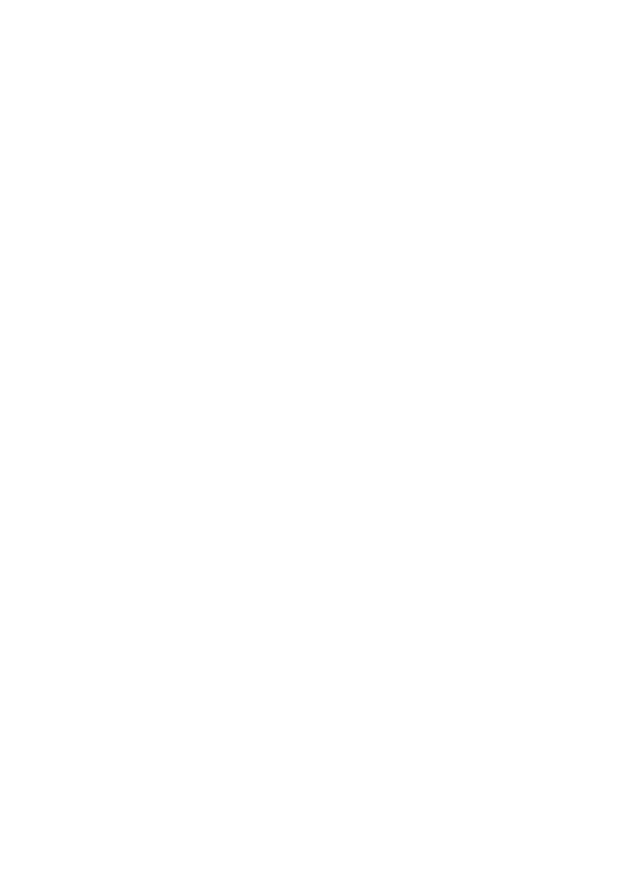
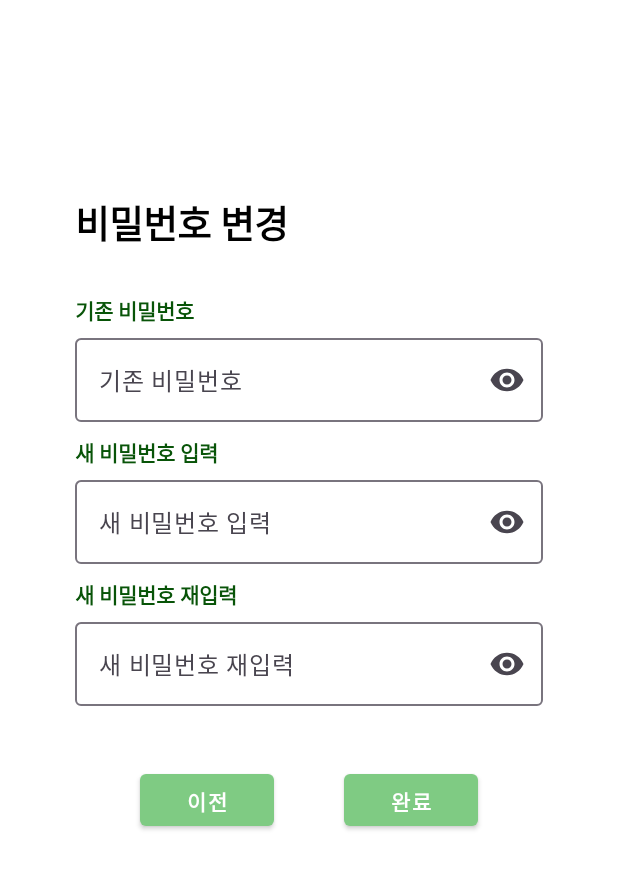
Before and after one commit to Sungjincc/Pillcare, an Android app built with Jetpack Compose: the ChangePasswordActivity screen opened directly, with no data from a screen before it, on a phone screen of 412 x 824 dp. Before the commit the part shown is empty. Shown: the top 869 px of the screen. Run offline under Robolectric (Android 15) with nearby library versions, the phone set to English and light mode, and no system bars.

Commit message:
Feat: 알림 예약 기능 구현
예시: 비밀번호 변경 UI와 푸쉬알림설정 UI 구현

```diff
--- a/app/build.gradle.kts
+++ b/app/build.gradle.kts
@@ -62,6 +62,10 @@
     implementation("androidx.activity:activity-compose:1.8.0")
     implementation(libs.androidx.material3.android)
     implementation(libs.androidx.navigation.compose.android)
+    implementation(libs.androidx.espresso.core)
+    implementation("androidx.compose.material:material-icons-extended")
+    implementation(libs.androidx.foundation.layout.android)
+    implementation(libs.androidx.foundation.android)
     debugImplementation("androidx.compose.ui:ui-tooling:1.5.3")
     debugImplementation("androidx.compose.ui:ui-test-manifest:1.5.3")
     testImplementation(libs.junit)
--- a/app/src/main/AndroidManifest.xml
+++ b/app/src/main/AndroidManifest.xml
@@ -19,10 +19,10 @@
             android:name=".setting.VersionOfAppActivity"
             android:exported="false" />
         <activity
-            android:name=".setting.SetPushAlarmActivity"
+            android:name=".setting.set_push_alarm.SetPushAlarmActivity"
             android:exported="false" />
         <activity
-            android:name=".setting.ChangePasswordActivity"
+            android:name=".setting.change_password.ChangePasswordActivity"
             android:exported="false" />
         <activity
             android:name=".setting.change_care_target.ChangeCareTargetActivity"
--- a/app/src/main/java/com/example/pillcare_capstone/fragment/SettingFragment.kt
+++ b/app/src/main/java/com/example/pillcare_capstone/fragment/SettingFragment.kt
@@ -11,6 +11,8 @@
 import com.example.pillcare_capstone.setting.*
 import com.example.pillcare_capstone.setting.change_care_target.ChangeCareTargetActivity
 import com.example.pillcare_capstone.setting.change_my_info.ChangeMyInfoActivity
+import com.example.pillcare_capstone.setting.change_password.ChangePasswordActivity
+import com.example.pillcare_capstone.setting.set_push_alarm.SetPushAlarmActivity
 
 
 class SettingFragment : Fragment() {
@@ -46,7 +48,7 @@
             startActivity(intent)
         }
         binding.settingSetPushAlarm.setOnClickListener{
-            val intent = Intent(requireActivity(),SetPushAlarmActivity::class.java)
+            val intent = Intent(requireActivity(), SetPushAlarmActivity::class.java)
             startActivity(intent)
         }
         binding.settingVersionOfApp.setOnClickListener {
--- a/app/src/main/java/com/example/pillcare_capstone/setting/ChangePasswordActivity.kt
+++ /dev/null
@@ -1,15 +0,0 @@
-package com.example.pillcare_capstone.setting
-
-import android.os.Bundle
-import androidx.activity.enableEdgeToEdge
-import androidx.appcompat.app.AppCompatActivity
-import androidx.core.view.ViewCompat
-import androidx.core.view.WindowInsetsCompat
-import com.example.pillcare_capstone.R
-
-class ChangePasswordActivity : AppCompatActivity() {
-    override fun onCreate(savedInstanceState: Bundle?) {
-        super.onCreate(savedInstanceState)
-        setContentView(R.layout.activity_change_password)
-    }
-}
--- /dev/null
+++ b/app/src/main/java/com/example/pillcare_capstone/setting/change_password/ChangePasswordActivity.kt
@@ -0,0 +1,14 @@
+package com.example.pillcare_capstone.setting.change_password
+
+import android.os.Bundle
+import androidx.activity.ComponentActivity
+import androidx.activity.compose.setContent
+
+class ChangePasswordActivity : ComponentActivity() {
+    override fun onCreate(savedInstanceState: Bundle?) {
+        super.onCreate(savedInstanceState)
+        setContent {
+            PasswordNavController()
+        }
+    }
+}
--- /dev/null
+++ b/app/src/main/java/com/example/pillcare_capstone/setting/change_password/ChangePasswordNavController.kt
@@ -0,0 +1,21 @@
+package com.example.pillcare_capstone.setting.change_password
+
+import androidx.compose.runtime.Composable
+import androidx.navigation.compose.NavHost
+import androidx.navigation.compose.composable
+import androidx.navigation.compose.rememberNavController
+import com.example.pillcare_capstone.setting.components.ChangeSuccess
+
+@Composable
+fun PasswordNavController() {
+    val navController = rememberNavController()
+
+    NavHost(navController = navController, startDestination = "change_password") {
+        composable("change_password") {
+            ChangePasswordShow(navController)
+        }
+        composable("change_password_success") {
+            ChangeSuccess()
+        }
+    }
+}
--- /dev/null
+++ b/app/src/main/java/com/example/pillcare_capstone/setting/change_password/ChangePasswordShow.kt
@@ -0,0 +1,90 @@
+package com.example.pillcare_capstone.setting.change_password
+
+import android.app.Activity
+import android.os.Handler
+import android.os.Looper
+import androidx.compose.foundation.layout.Arrangement
+import androidx.compose.foundation.layout.Column
+import androidx.compose.foundation.layout.Row
+import androidx.compose.foundation.layout.fillMaxSize
+import androidx.compose.foundation.layout.fillMaxWidth
+import androidx.compose.foundation.layout.padding
+import androidx.compose.runtime.Composable
+import androidx.compose.runtime.getValue
+import androidx.compose.runtime.mutableStateOf
+import androidx.compose.runtime.remember
+import androidx.compose.runtime.setValue
+import androidx.compose.ui.Alignment
+import androidx.compose.ui.Modifier
+import androidx.compose.ui.platform.LocalContext
+import androidx.compose.ui.unit.dp
+import androidx.navigation.NavController
+import com.example.pillcare_capstone.setting.components.CustomButton
+import com.example.pillcare_capstone.setting.components.CustomEditText
+import com.example.pillcare_capstone.setting.components.CustomText
+import com.example.pillcare_capstone.setting.components.CustomTitleText
+
+@Composable
+fun ChangePasswordShow(navController: NavController) {
+    var beforePassword by remember { mutableStateOf("") }
+    var newPassword by remember { mutableStateOf("") }
+    var confirmNewPassword by remember { mutableStateOf("") }
+
+    val context = LocalContext.current
+    val activity = context as? Activity
+
+    Column(
+        modifier = Modifier
+            .fillMaxSize()
+            .padding(top = 130.dp, start = 50.dp, end = 50.dp)
+    ) {
+        CustomTitleText("비밀번호 변경")
+
+        CustomText("기존 비밀번호")
+
+        CustomEditText(
+            value = beforePassword,
+            onValueChange = { beforePassword = it },
+            label = "기존 비밀번호",
+            isPassword = true
+        )
+
+        CustomText("새 비밀번호 입력")
+
+        CustomEditText(
+            value = newPassword,
+            onValueChange = { newPassword = it},
+            label = "새 비밀번호 입력",
+            isPassword = true
+        )
+        CustomText("새 비밀번호 재입력")
+
+        CustomEditText(
+            value = confirmNewPassword,
+            onValueChange = { confirmNewPassword =it },
+            label = "새 비밀번호 재입력",
+            isPassword = true
+        )
+
+        Row(
+            modifier = Modifier
+                .fillMaxWidth()
+                .padding(30.dp),
+            verticalAlignment = Alignment.CenterVertically,
+            horizontalArrangement = Arrangement.spacedBy(36.dp, Alignment.CenterHorizontally)
+        ){
+            CustomButton(onClick = {
+                activity?.finish()
+            },"이전")
+
+            CustomButton(onClick = {
+                navController.navigate("change_password_success")
+                Handler(Looper.getMainLooper()).postDelayed({
+                    navController.popBackStack()
+                    activity?.finish()
+                }, 2000)
+            }, "완료")
+        }
+
+    }
+}
--- a/app/src/main/java/com/example/pillcare_capstone/setting/components/CustomEditText.kt
+++ b/app/src/main/java/com/example/pillcare_capstone/setting/components/CustomEditText.kt
@@ -1,14 +1,22 @@
 package com.example.pillcare_capstone.setting.components
-
 import androidx.compose.foundation.layout.fillMaxWidth
 import androidx.compose.foundation.layout.padding
+import androidx.compose.material3.Icon
+import androidx.compose.material3.IconButton
+import androidx.compose.material.icons.Icons
+import androidx.compose.material.icons.filled.Visibility
+import androidx.compose.material.icons.filled.VisibilityOff
 import androidx.compose.material3.OutlinedTextField
 import androidx.compose.material3.Text
 import androidx.compose.runtime.Composable
+import androidx.compose.runtime.mutableStateOf
+import androidx.compose.runtime.remember
 import androidx.compose.ui.text.input.PasswordVisualTransformation
 import androidx.compose.ui.text.input.VisualTransformation
 import androidx.compose.ui.unit.dp
 import androidx.compose.ui.Modifier
+import androidx.compose.runtime.getValue
+import androidx.compose.runtime.setValue
 
 @Composable
 fun CustomEditText(
@@ -19,12 +27,30 @@
     enabled: Boolean = true,
     isPassword: Boolean = false
 ) {
+    var passwordVisible by remember { mutableStateOf(false) }
+
+    val visualTransformation = if (isPassword && !passwordVisible) {
+        PasswordVisualTransformation()
+    } else {
+        VisualTransformation.None
+    }
+
     OutlinedTextField(
         value = value,
         onValueChange = onValueChange,
         label = { Text(label) },
         enabled = enabled,
-        visualTransformation = if (isPassword) PasswordVisualTransformation() else VisualTransformation.None,
+        visualTransformation = visualTransformation,
+        trailingIcon = {
+            if (isPassword) {
+                val icon = if (passwordVisible) Icons.Filled.VisibilityOff else Icons.Filled.Visibility
+                val description = if (passwordVisible) "비밀번호 숨기기" else "비밀번호 보기"
+
+                IconButton(onClick = { passwordVisible = !passwordVisible }) {
+                    Icon(imageVector = icon, contentDescription = description)
+                }
+            }
+        },
         modifier = modifier
             .fillMaxWidth()
             .padding(bottom = 10.dp),
--- a/app/src/main/res/layout/activity_change_password.xml
+++ /dev/null
@@ -1,10 +0,0 @@
-<?xml version="1.0" encoding="utf-8"?>
-<androidx.constraintlayout.widget.ConstraintLayout xmlns:android="http://schemas.android.com/apk/res/android"
-    xmlns:app="http://schemas.android.com/apk/res-auto"
-    xmlns:tools="http://schemas.android.com/tools"
-    android:id="@+id/main"
-    android:layout_width="match_parent"
-    android:layout_height="match_parent"
-    tools:context=".setting.ChangePasswordActivity">
-
-</androidx.constraintlayout.widget.ConstraintLayout>
--- a/gradle/libs.versions.toml
+++ b/gradle/libs.versions.toml
@@ -15,6 +15,8 @@
 firebaseVertexai = "16.3.0"
 material3Android = "1.3.2"
 navigationComposeAndroid = "2.9.0-rc01"
+foundationLayoutAndroid = "1.7.2"
+foundationAndroid = "1.7.2"
 
 [libraries]
 androidx-core-ktx = { group = "androidx.core", name = "core-ktx", version.ref = "coreKtx" }
@@ -30,6 +32,8 @@
 firebase-vertexai = { group = "com.google.firebase", name = "firebase-vertexai", version.ref = "firebaseVertexai" }
 androidx-material3-android = { group = "androidx.compose.material3", name = "material3-android", version.ref = "material3Android" }
 androidx-navigation-compose-android = { group = "androidx.navigation", name = "navigation-compose-android", version.ref = "navigationComposeAndroid" }
+androidx-foundation-layout-android = { group = "androidx.compose.foundation", name = "foundation-layout-android", version.ref = "foundationLayoutAndroid" }
+androidx-foundation-android = { group = "androidx.compose.foundation", name = "foundation-android", version.ref = "foundationAndroid" }
 
 [plugins]
 android-application = { id = "com.android.application", version.ref = "agp" }
```
Also changed, not shown: app/src/main/java/com/example/pillcare_capstone/setting/SetPushAlarmActivity.kt (deleted, +0 -15 lines), app/src/main/java/com/example/pillcare_capstone/setting/components/CustomToggle.kt (added, +46 -0 lines), app/src/main/java/com/example/pillcare_capstone/setting/set_push_alarm/SetPushAlarmActivity.kt (added, +16 -0 lines), app/src/main/java/com/example/pillcare_capstone/setting/set_push_alarm/SetPushAlarmNavController.kt (added, +21 -0 lines), app/src/main/java/com/example/pillcare_capstone/setting/set_push_alarm/SetPushAlarmShow.kt (added, +103 -0 lines), app/src/main/res/layout/activity_set_push_alarm.xml (deleted, +0 -10 lines).
